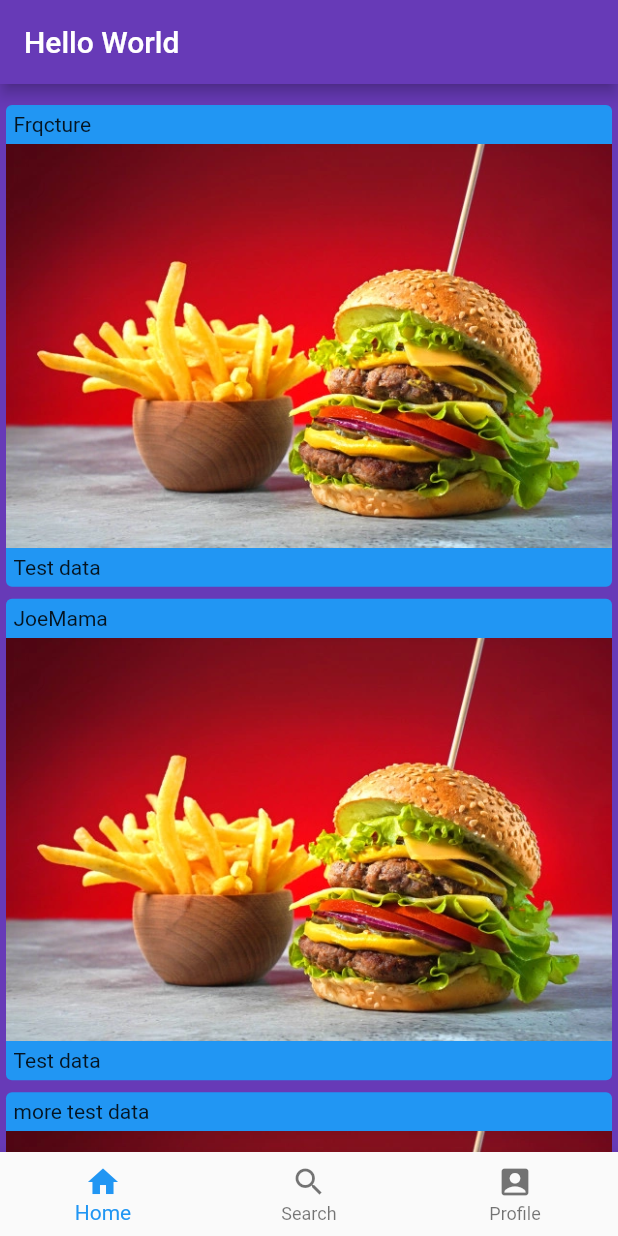
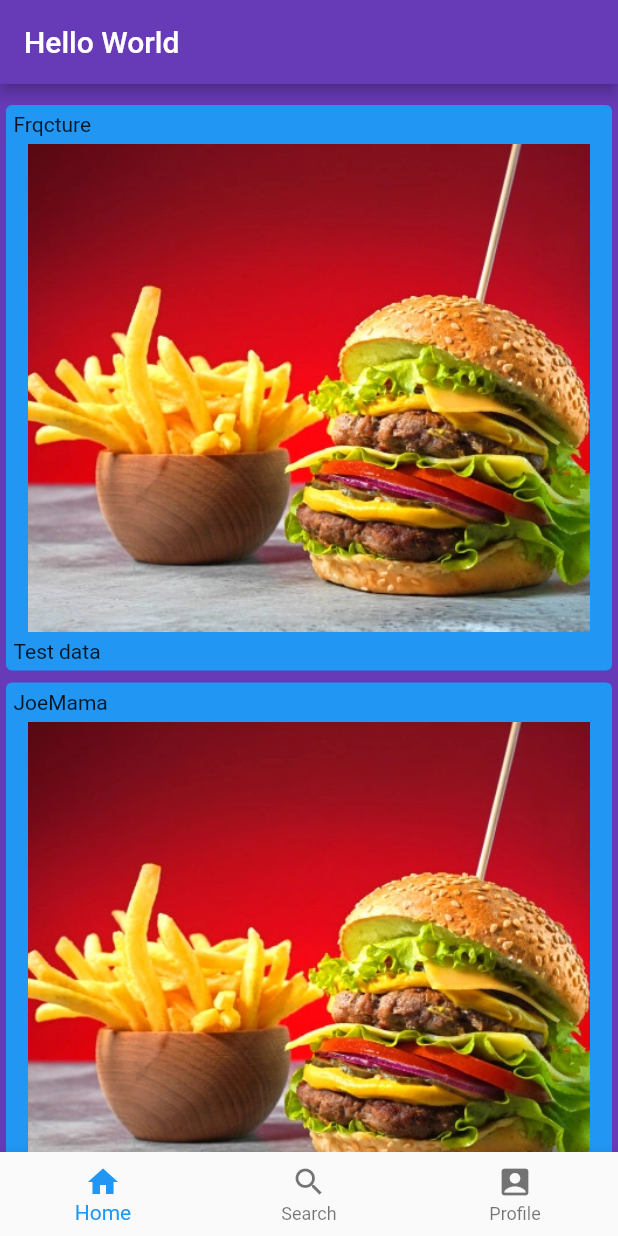
Before and after one commit to Frqcture/LearningFlutter, a Flutter app: the screen it shows after launch, on a phone screen of 412 x 824 dp. Run offline on Flutter 3.47's test engine with Material 2 defaults, Android fonts, the phone set to English and light mode, and no system bars.

Commit message:
ImageChanges

```diff
--- a/lib/main.dart
+++ b/lib/main.dart
@@ -41,7 +41,7 @@ class _MyAppState extends State<MyApp> {
                                     child: Text(e),
                                     alignment: Alignment.centerLeft),
                               ),
-                              Image.asset('assets/image.jpg.webp'),
+                              Image.asset('assets/image.jpg.webp',width: 375, height: 325, fit: BoxFit.fitHeight,),
                               const Padding(
                                 padding: EdgeInsets.fromLTRB(5, 5, 5, 5),
                                 child: Align(
```
